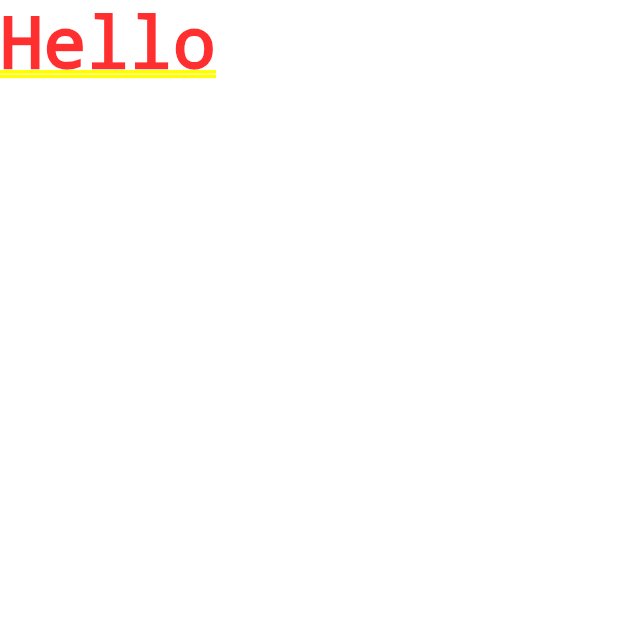
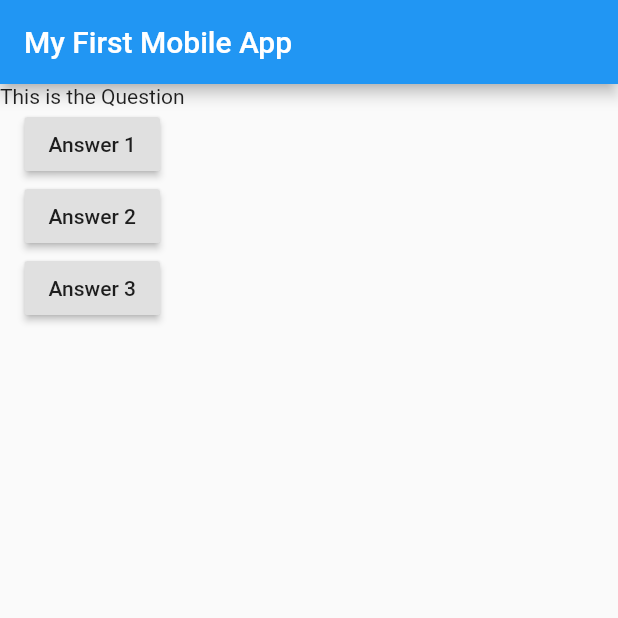
Before and after one commit to mymafm0405/firstFlutterApp, a Flutter app: the screen it shows after launch, on a phone screen of 412 x 824 dp, the top half of it. Run offline on Flutter 3.47's test engine with Material 2 defaults, Android fonts, the phone set to English and light mode, and no system bars.

Commit message:
On my way to build the first App the Quiz App

```diff
--- a/lib/main.dart
+++ b/lib/main.dart
@@ -1,5 +1,3 @@
-// ignore_for_file: prefer_const_constructors
-
 import 'package:flutter/material.dart';
 
 void main() {
@@ -7,9 +5,35 @@ void main() {
 }
 
 class MyApp extends StatelessWidget {
+  void answerQuestion() {
+    print('Question answerd!');
+  }
+
+  @override
   Widget build(BuildContext context) {
     return MaterialApp(
-      home: Text('Hello'),
+      home: Scaffold(
+        appBar: AppBar(
+          title: Text('My First Mobile App'),
+        ),
+        body: Column(
+          children: [
+            Text('This is the Question'),
+            RaisedButton(
+              child: Text('Answer 1'),
+              onPressed: answerQuestion,
+            ),
+            RaisedButton(
+              child: Text('Answer 2'),
+              onPressed: answerQuestion,
+            ),
+            RaisedButton(
+              child: Text('Answer 3'),
+              onPressed: answerQuestion,
+            ),
+          ],
+        ),
+      ),
     );
   }
 }
--- a/pubspec.yaml
+++ b/pubspec.yaml
@@ -3,7 +3,7 @@ description: A new Flutter project.
 
 # The following line prevents the package from being accidentally published to
 # pub.dev using `flutter pub publish`. This is preferred for private packages.
-publish_to: 'none' # Remove this line if you wish to publish to pub.dev
+publish_to: "none" # Remove this line if you wish to publish to pub.dev
 
 # The following defines the version and build number for your application.
 # A version number is three numbers separated by dots, like 1.2.43
@@ -30,7 +30,6 @@ dependencies:
   flutter:
     sdk: flutter
 
-
   # The following adds the Cupertino Icons font to your application.
   # Use with the CupertinoIcons class for iOS style icons.
   cupertino_icons: ^1.0.2
@@ -44,14 +43,13 @@ dev_dependencies:
   # activated in the `analysis_options.yaml` file located at the root of your
   # package. See that file for information about deactivating specific lint
   # rules and activating additional ones.
-  flutter_lints: ^1.0.0
+  # flutter_lints: ^1.0.0
 
 # For information on the generic Dart part of this file, see the
 # following page: https://dart.dev/tools/pub/pubspec
 
 # The following section is specific to Flutter.
 flutter:
-
   # The following line ensures that the Material Icons font is
   # included with your application, so that you can use the icons in
   # the material Icons class.
```
Also changed, not shown: pubspec.lock, 1 other file.
